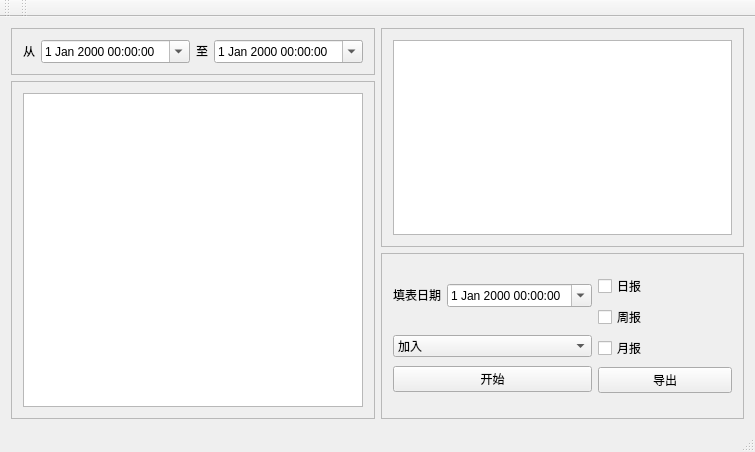
This is mainwindow.ui in ncs19960831/Report as Qt 5 draws it before an edit. The edited form follows.
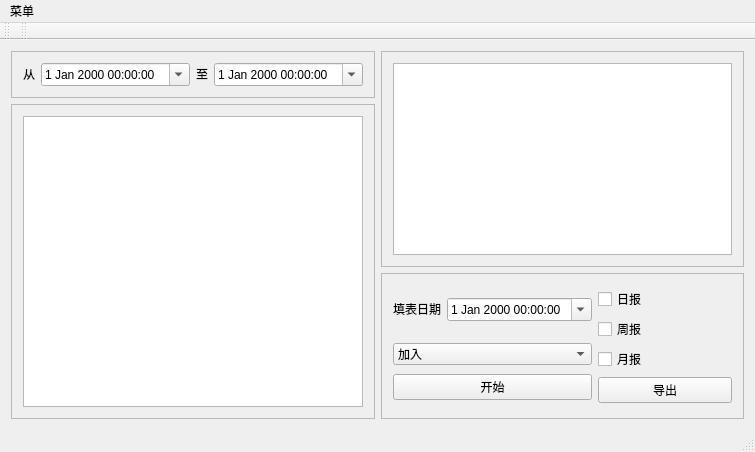
This is the edited form.

What changed in the file:
```diff
--- a/mainwindow.ui
+++ b/mainwindow.ui
@@ -295,6 +295,13 @@
      <height>23</height>
     </rect>
    </property>
+   <widget class="QMenu" name="About">
+    <property name="title">
+     <string>菜单</string>
+    </property>
+    <addaction name="actionAbout"/>
+   </widget>
+   <addaction name="About"/>
   </widget>
   <widget class="QToolBar" name="toolBar">
    <property name="windowTitle">
```
Left out of the diff: 5 changed lines with no effect on the pictures.
